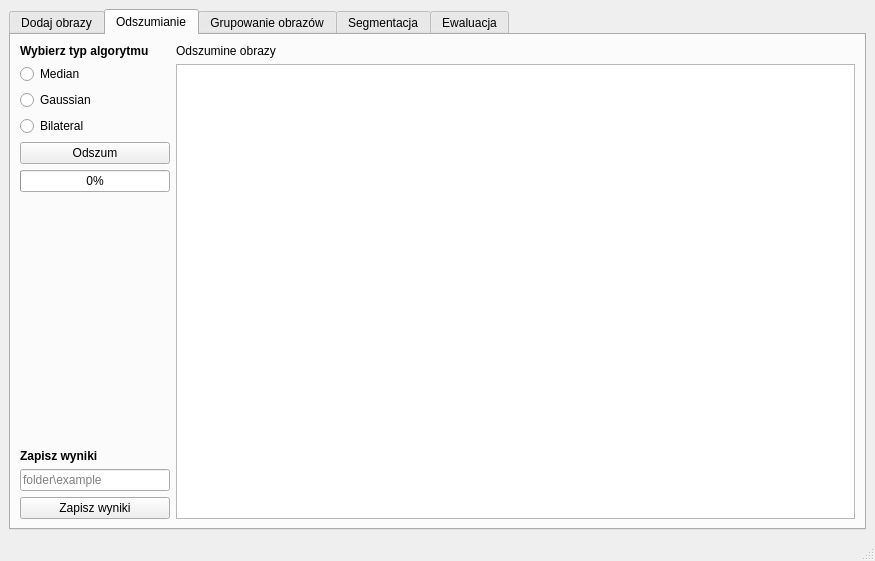
Old version of the form gui/designer.ui in the repository wranidlo/ImageSegmentation.
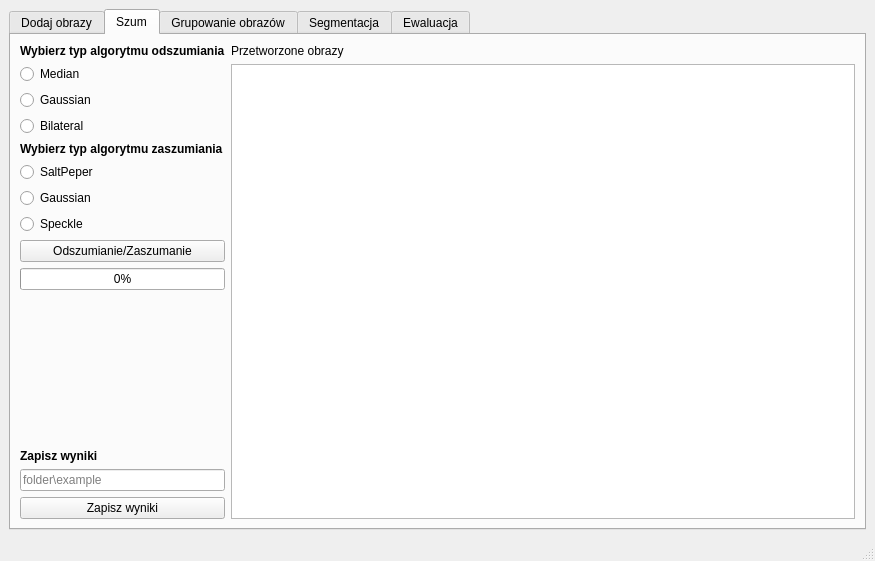
New version of the form. The open tabs and pages were chosen to show the change.

```diff
--- a/gui/designer.ui
+++ b/gui/designer.ui
@@ -203,7 +203,7 @@
       </widget>
       <widget class="QWidget" name="tab">
        <attribute name="title">
-        <string>Odszumianie</string>
+        <string>Szum</string>
        </attribute>
        <layout class="QGridLayout" name="gridLayout_8">
         <item row="0" column="1">
@@ -211,7 +211,7 @@
           <item>
            <widget class="QLabel" name="label_12">
             <property name="text">
-             <string>Odszumine obrazy</string>
+             <string>Przetworzone obrazy</string>
             </property>
            </widget>
           </item>
@@ -231,7 +231,7 @@
              </font>
             </property>
             <property name="text">
-             <string>Wybierz typ algorytmu</string>
+             <string>Wybierz typ algorytmu odszumiania</string>
             </property>
            </widget>
           </item>
@@ -256,10 +256,44 @@
             </property>
            </widget>
           </item>
+          <item>
+           <widget class="QLabel" name="label_14">
+            <property name="font">
+             <font>
+              <weight>75</weight>
+              <bold>true</bold>
+             </font>
+            </property>
+            <property name="text">
+             <string>Wybierz typ algorytmu zaszumiania</string>
+            </property>
+           </widget>
+          </item>
+          <item>
+           <widget class="QRadioButton" name="radio_saltpeper">
+            <property name="text">
+             <string>SaltPeper</string>
+            </property>
+           </widget>
+          </item>
+          <item>
+           <widget class="QRadioButton" name="radio_noisegauss">
+            <property name="text">
+             <string>Gaussian</string>
+            </property>
+           </widget>
+          </item>
+          <item>
+           <widget class="QRadioButton" name="radio_speckle">
+            <property name="text">
+             <string>Speckle</string>
+            </property>
+           </widget>
+          </item>
           <item>
            <widget class="QPushButton" name="push_button_filter">
             <property name="text">
-             <string>Odszum</string>
+             <string>Odszumianie/Zaszumanie</string>
             </property>
            </widget>
           </item>
```
